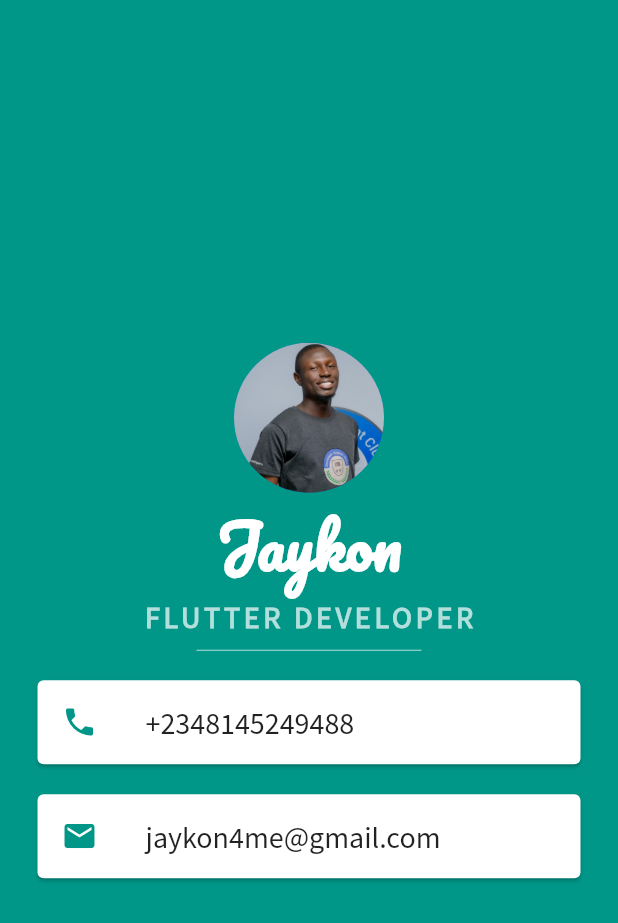
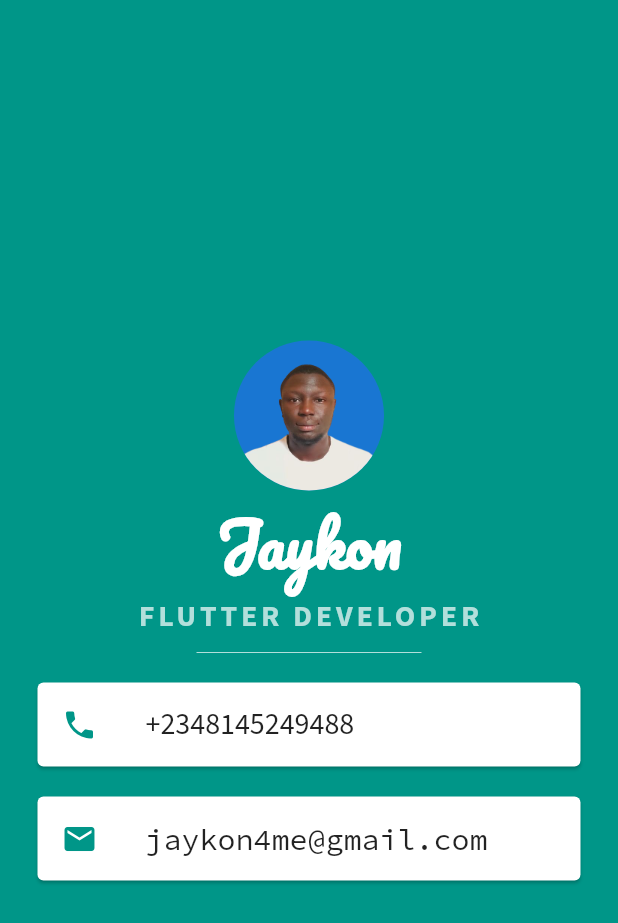
Before and after one commit to j-kon/mi_card, a Flutter app: the screen it shows after launch, on a phone screen of 412 x 824 dp. Shown: the top 923 px of the screen. Run offline on Flutter 3.47's test engine with Material 2 defaults, Android fonts, the phone set to English and light mode, and no system bars; our stand-ins replace google_fonts.

Commit message:
removed fonts assets anmd add google font packages

```diff
--- a/lib/main.dart
+++ b/lib/main.dart
@@ -21,21 +21,20 @@ class MyApp extends StatelessWidget {
               ),
               Text(
                 'Jaykon',
-                style: TextStyle(
-                  fontFamily: 'Pacifico',
-                  fontSize: 40.00,
+                style: GoogleFonts.pacifico(
+                  fontSize: 40,
                   color: Colors.white,
                   fontWeight: FontWeight.bold,
                 ),
               ),
               Text(
                 'FLUTTER DEVELOPER',
-                style: TextStyle(
-                    fontFamily: 'Source Sans Pro',
-                    color: Colors.teal.shade100,
-                    fontSize: 20.00,
-                    letterSpacing: 2.5,
-                    fontWeight: FontWeight.bold),
+                style: GoogleFonts.sourceSansPro(
+                  color: Colors.teal.shade100,
+                  fontSize: 20,
+                  letterSpacing: 2.5,
+                  fontWeight: FontWeight.bold,
+                ),
               ),
               SizedBox(
                 height: 20.0,
@@ -54,8 +53,7 @@ class MyApp extends StatelessWidget {
                   ),
                   title: Text(
                     '+2348145249488',
-                    style: TextStyle(
-                      fontFamily: 'Source Sans Pro',
+                    style: GoogleFonts.sourceSansPro(
                       fontSize: 20,
                     ),
                   ),
@@ -74,8 +72,7 @@ class MyApp extends StatelessWidget {
                   ),
                   title: Text(
                     'jaykon4me@gmail.com',
-                    style: TextStyle(
-                      fontFamily: 'Source Sans Pro',
+                    style: GoogleFonts.sourceCodePro(
                       fontSize: 20,
                     ),
                   ),
```
Also changed, not shown: pubspec.yaml (+0 -9 lines), fonts/Pacifico-Regular.ttf (deleted), fonts/SourceSansPro-Regular.ttf (deleted), images/jay.png.
